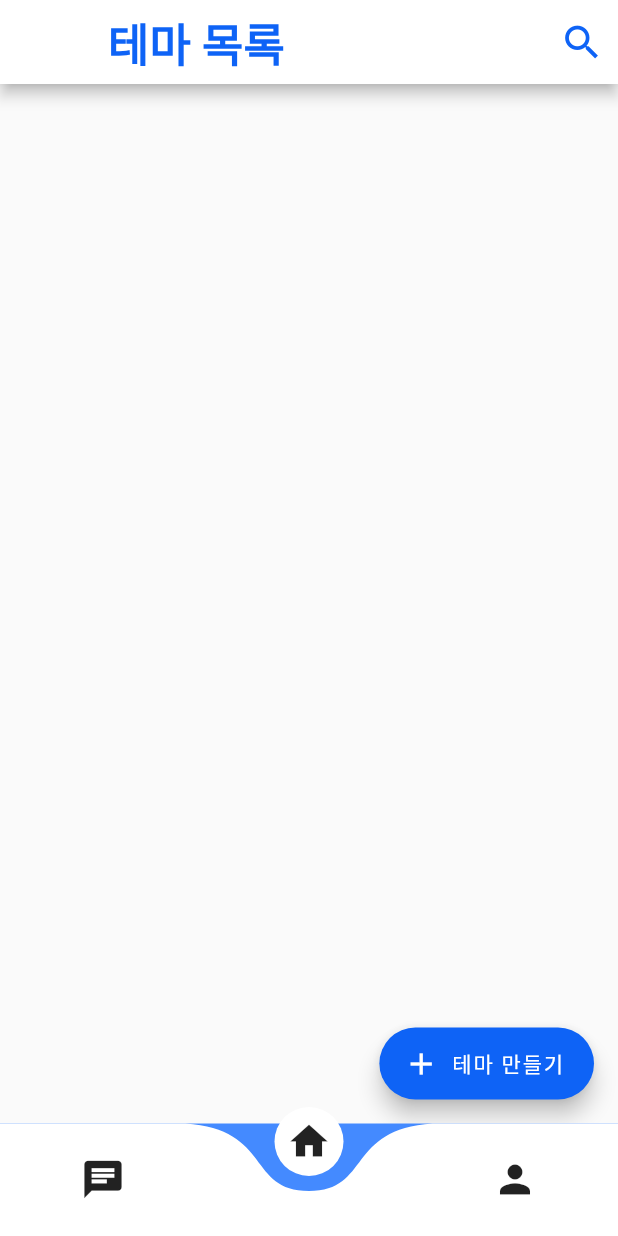
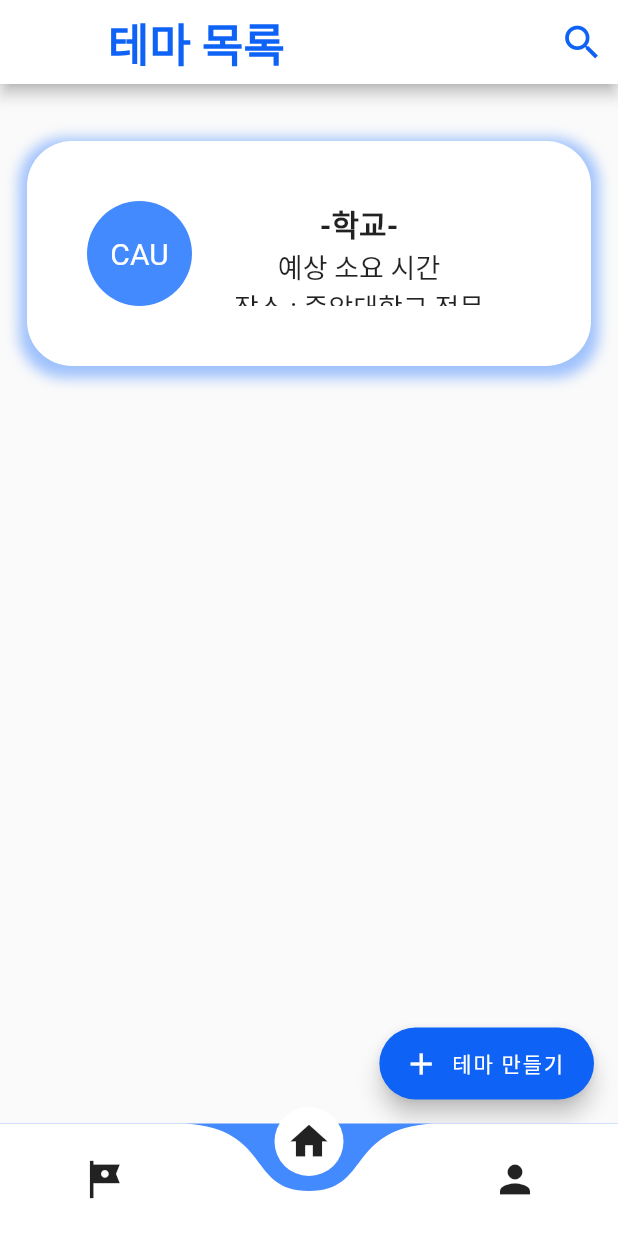
Before and after one commit to 2022-2-Capstone-Project/Client, a Flutter app: the NavBar screen opened directly, on a phone screen of 412 x 824 dp. Run offline on Flutter 3.47's test engine with Material 2 defaults, Android fonts, the phone set to English and light mode, and no system bars; drawn by our look-alikes of curved_navigation_bar; our stand-ins replace flutter_slidable, flutter_typeahead, geocoding, geolocator, get, google_fonts and 4 more; missing offline and left inert: google_maps_webservice; accounts and stored records are empty.

Commit message:
initial commit

```diff
--- a/lib/main.dart
+++ b/lib/main.dart
@@ -16,6 +16,7 @@ import 'package:capstone/senior/makethemepage.dart';
 import 'package:capstone/senior/sraccount.dart';
 import 'package:capstone/senior/themedetailspage.dart';
 import 'package:capstone/senior/themeswrote.dart';
+import 'package:capstone/senior/tourgoingon.dart';
 import 'package:capstone/senior/tourwrote.dart';
 import 'package:capstone/signuppage.dart';
 import 'package:capstone/srorjrpage.dart';
--- a/lib/senior/homepage.dart
+++ b/lib/senior/homepage.dart
@@ -1,4 +1,5 @@
 import 'package:capstone/senior/makethemepage.dart';
+import 'package:capstone/senior/themedetailspage.dart';
 import 'package:flutter/material.dart';
 import 'package:get/route_manager.dart';
 
@@ -10,7 +11,8 @@ class ThemePage extends StatefulWidget {
 class _ThemePageState extends State<ThemePage> {
   @override
   Widget build(BuildContext context) {
-    return Scaffold(
+    return SafeArea(
+      child: Scaffold(
         appBar: AppBar(
           backgroundColor: Colors.white,
           title: const Text('테마 목록',
@@ -29,8 +31,65 @@ class _ThemePageState extends State<ThemePage> {
             ),
           ],
         ),
-      body: Column(
-        children: [],
+        body: Padding(
+          padding: const EdgeInsets.all(8.0),
+          child: Container(
+            margin: const EdgeInsets.symmetric(vertical: 30, horizontal: 10),
+            height: 150,
+            padding: const EdgeInsets.all(40.0),
+            decoration: BoxDecoration(
+              borderRadius: BorderRadius.circular(30),
+              color: Colors.white,
+              boxShadow: [
+                BoxShadow(
+                  color: Colors.blueAccent.withOpacity(0.5),
+                  spreadRadius: 5,
+                  blurRadius: 7,
+                  offset: Offset(0, 3),
+                ),
+              ],
+            ),
+            child: Row(
+              children: <Widget>[
+                CircleAvatar(
+                  radius: 35,
+                  backgroundColor: Colors.blueAccent,
+                  child: Text('CAU',
+                      style: TextStyle(color: Colors.white, fontSize: 20)),
+                ),
+                SizedBox(width: 28),
+                SingleChildScrollView(
+                  child: GestureDetector(
+                    onTap: () {
+                      Navigator.push(
+                        context,
+                        MaterialPageRoute(
+                          builder: (context) => ThemeDetails(),
+                        ),
+                      );
+                    },
+                    child: Column(
+                      mainAxisAlignment: MainAxisAlignment.center,
+                      children: <Widget>[
+                        new Text('-학교-',
+                            textAlign: TextAlign.center,
+                            style: TextStyle(
+                                fontSize: 20, fontWeight: FontWeight.bold)),
+                        new Text('예상 소요 시간',
+                            textAlign: TextAlign.center,
+                            style: TextStyle(fontSize: 18)),
+                        new Text(
+                          '장소 : 중앙대학교 정문',
+                          textAlign: TextAlign.right,
+                          style: TextStyle(fontSize: 18),
+                        ),
+                      ],
+                    ),
+                  ),
+                ),
+              ],
+            ),
+          ),
         ),
         floatingActionButton: FloatingActionButton.extended(
           heroTag: "make theme",
@@ -45,6 +104,7 @@ class _ThemePageState extends State<ThemePage> {
           icon: Icon(Icons.add),
           backgroundColor: Color.fromARGB(255, 14, 99, 246),
         ),
+      ),
     );
   }
 }
--- a/lib/senior/maketourpage.dart
+++ b/lib/senior/maketourpage.dart
@@ -48,7 +48,7 @@ class _MakeTourPageState extends State<MakeTourPage> {
               left: 0.0,
               right: 0.0,
               child: AppBar(
-                title: Text('테마 만들기',
+                title: Text('투어 만들기',
                     style: TextStyle(
                         color: Color.fromARGB(255, 14, 99, 246),
                         fontWeight: FontWeight.bold,
--- a/lib/senior/navigation_bar.dart
+++ b/lib/senior/navigation_bar.dart
@@ -1,4 +1,5 @@
 import 'package:capstone/chatpage.dart';
+import 'package:capstone/senior/tourgoingon.dart';
 import 'package:flutter/material.dart';
 import 'package:curved_navigation_bar/curved_navigation_bar.dart';
 import 'package:capstone/senior/homepage.dart';
@@ -13,7 +14,7 @@ class NavBar extends StatefulWidget {
 
 class _NavBarState extends State<NavBar> {
   final items = const [
-    Icon(Icons.chat, size: 30),
+    Icon(Icons.tour, size: 30),
     Icon(Icons.home, size: 30),
     Icon(Icons.person, size: 30),
   ];
@@ -46,7 +47,7 @@ Widget getSelectedWidget({required int index}) {
   Widget widget;
   switch (index) {
     case 0:
-      widget = ChatPage();
+      widget = TourGoingOn();
       break;
     case 1:
       widget = ThemePage();
```
Also changed, not shown: lib/junior/jrtourgoingon.dart (added, +37 -0 lines), lib/junior/nav_bar_junior.dart (+9 -2 lines), lib/junior/seetheme.dart (added, +37 -0 lines), lib/junior/tourpage.dart (+5 -3 lines), lib/senior/themedetailspage.dart (+15 -3 lines), lib/senior/tourgoingon.dart (added, +37 -0 lines). Lines whose indentation alone changed are shown as unchanged.
